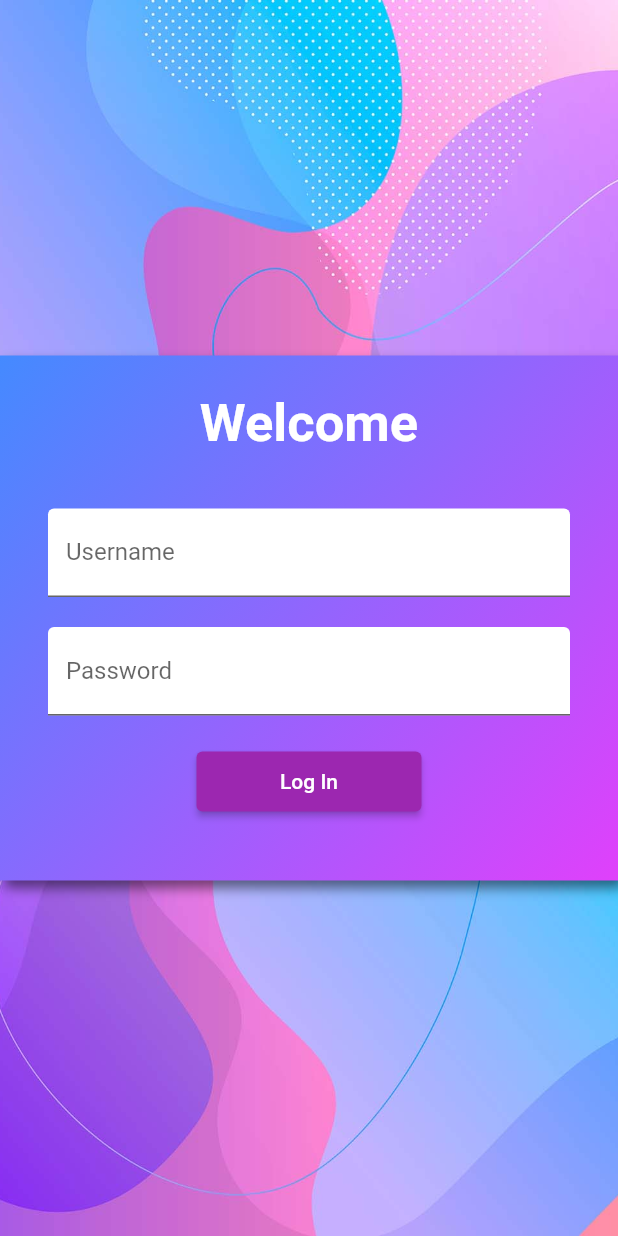
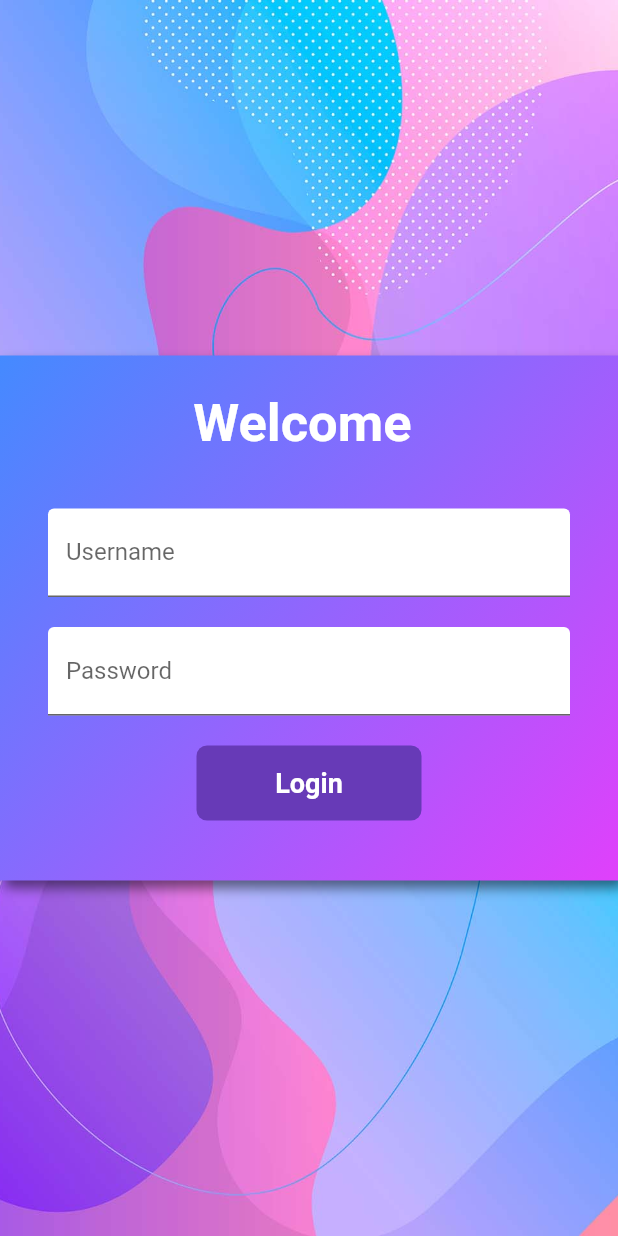
Before and after one commit to Limbuthitoo/MyFirstApp, a Flutter app: the screen it shows after launch, on a phone screen of 412 x 824 dp. Run offline on Flutter 3.47's test engine with Material 2 defaults, Android fonts, the light colour scheme and no system bars; our stand-ins replace google_fonts.

Commit message:
button animation added and others

```diff
--- a/lib/main.dart
+++ b/lib/main.dart
@@ -1,7 +1,7 @@
 import 'package:myapp_1/pages/HomePage.dart';
 import 'package:flutter/material.dart';
 import 'package:myapp_1/pages/loginPage.dart';
-
+import 'package:google_fonts/google_fonts.dart';
 import 'package:myapp_1/utilities/routes.dart';
 
 void main() {
@@ -14,16 +14,15 @@
     return MaterialApp(
       themeMode: ThemeMode.dark,
       theme: ThemeData(
+        fontFamily: GoogleFonts.poppins().fontFamily,
         primarySwatch: Colors.green,
-        ),
-      darkTheme: ThemeData(
-        primarySwatch: Colors.purple
-        ),
-      initialRoute:"/",
+      ),
+      darkTheme: ThemeData(primarySwatch: Colors.purple),
+      initialRoute: "/",
       routes: {
-        "/":(context) => LoginPage(),
-        MyRoutes.homeRoute:(context) => HomePage(),
-        MyRoutes.loginRoute:(context) => LoginPage(),
+        "/": (context) => LoginPage(),
+        MyRoutes.homeRoute: (context) => HomePage(),
+        MyRoutes.loginRoute: (context) => LoginPage(),
       },
     );
   }
--- a/lib/pages/loginPage.dart
+++ b/lib/pages/loginPage.dart
@@ -1,7 +1,14 @@
 import 'package:flutter/material.dart';
 import 'package:myapp_1/utilities/routes.dart';
 
-class LoginPage extends StatelessWidget {
+class LoginPage extends StatefulWidget {
+  @override
+  State<LoginPage> createState() => _LoginPageState();
+}
+
+class _LoginPageState extends State<LoginPage> {
+  String name = "";
+  bool changeButton = false;
   @override
   Widget build(BuildContext context) {
     return Material(
@@ -9,27 +16,26 @@
       child: Container(
         constraints: const BoxConstraints.expand(),
         decoration: const BoxDecoration(
-          image: DecorationImage(image: AssetImage("assets/images/bg.jpg"),
-          fit: BoxFit.cover),
+          image: DecorationImage(
+              image: AssetImage("assets/images/bg.jpg"), fit: BoxFit.cover),
         ),
         child: Center(
           child: SingleChildScrollView(
             child: Container(
               decoration: BoxDecoration(
-                boxShadow: [BoxShadow(
+                  boxShadow: [
+                    BoxShadow(
                         color: Colors.black.withOpacity(0.5),
                         blurRadius: 6,
-                  offset: Offset(3, 5)
-                )],
+                        offset: Offset(3, 5))
+                  ],
                   gradient: LinearGradient(
-                  begin:Alignment.topLeft,
+                      begin: Alignment.topLeft,
                       end: Alignment.bottomRight,
-                  colors:[
+                      colors: [
                         Colors.blueAccent,
                         Colors.purpleAccent,
-                  ]
-                )
-              ),
+                      ])),
               height: 350,
               width: 450,
               child: Column(
@@ -38,19 +44,18 @@
                     height: 25.0,
                   ),
                   Text(
-                    "Welcome",
+                    "Welcome $name",
                     style: TextStyle(
                         fontSize: 35,
                         fontWeight: FontWeight.bold,
-                      color: Colors.white
-                    ),
+                        color: Colors.white),
                   ),
                   SizedBox(
                     height: 20.0,
                   ),
                   Padding(
-                    padding:
-                        const EdgeInsets.symmetric(vertical: 16.0, horizontal: 32.0),
+                    padding: const EdgeInsets.symmetric(
+                        vertical: 16.0, horizontal: 32.0),
                     child: Column(
                       children: [
                         TextFormField(
@@ -60,6 +65,10 @@
                             labelText: "Username",
                             filled: true,
                           ),
+                          onChanged: (value) {
+                            name = value;
+                            setState(() {});
+                          },
                         ),
                         SizedBox(
                           height: 20.0,
@@ -70,19 +79,51 @@
                               fillColor: Colors.white,
                               hintText: "Enter Password",
                               labelText: "Password",
-                            filled: true
-                          ),
+                              filled: true),
                         ),
                         SizedBox(
                           height: 20.0,
                         ),
-                        ElevatedButton(
-                          onPressed: () {
+
+                        InkWell(
+                          onTap: () async {
+                            setState(() {
+                              changeButton = true;
+                            });
+                            await Future.delayed(Duration(seconds: 1));
                             Navigator.pushNamed(context, MyRoutes.homeRoute);
                           },
-                          child: Text("Log In"),
-                          style: TextButton.styleFrom(minimumSize: Size(150, 40)),
+                          child: AnimatedContainer(
+                            duration: Duration(seconds: 1),
+                            width: changeButton ? 50 : 150,
+                            height: 50,
+                            alignment: Alignment.center,
+                            child: changeButton
+                                ? Icon(
+                                    Icons.done,
+                                    color: Colors.white,
+                                  )
+                                : Text(
+                                    "Login",
+                                    style: TextStyle(
+                                        color: Colors.white,
+                                        fontSize: 18,
+                                        fontWeight: FontWeight.bold),
                                   ),
+                            decoration: BoxDecoration(
+                                color: Colors.deepPurple,
+                                borderRadius: BorderRadius.circular(
+                                    changeButton ? 50 : 7)),
+                          ),
+                        ),
+                        // ElevatedButton(
+                        //   onPressed: () {
+                        //     Navigator.pushNamed(context, MyRoutes.homeRoute);
+                        //   },
+                        //   child: Text("Log In"),
+                        //   style:
+                        //       TextButton.styleFrom(minimumSize: Size(150, 40)),
+                        // ),
                       ],
                     ),
                   ),
```
Lines whose indentation alone changed are shown as unchanged.
